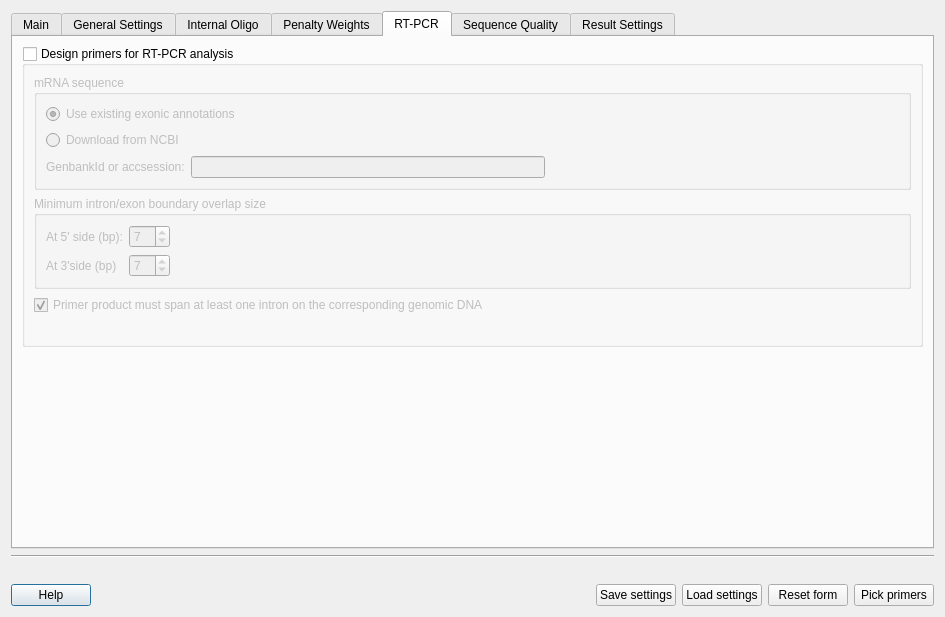
Above: src/plugins_3rdparty/primer3/src/ui/Primer3Dialog.ui from violethaze74/ugene before the change. Below: the same form after it.
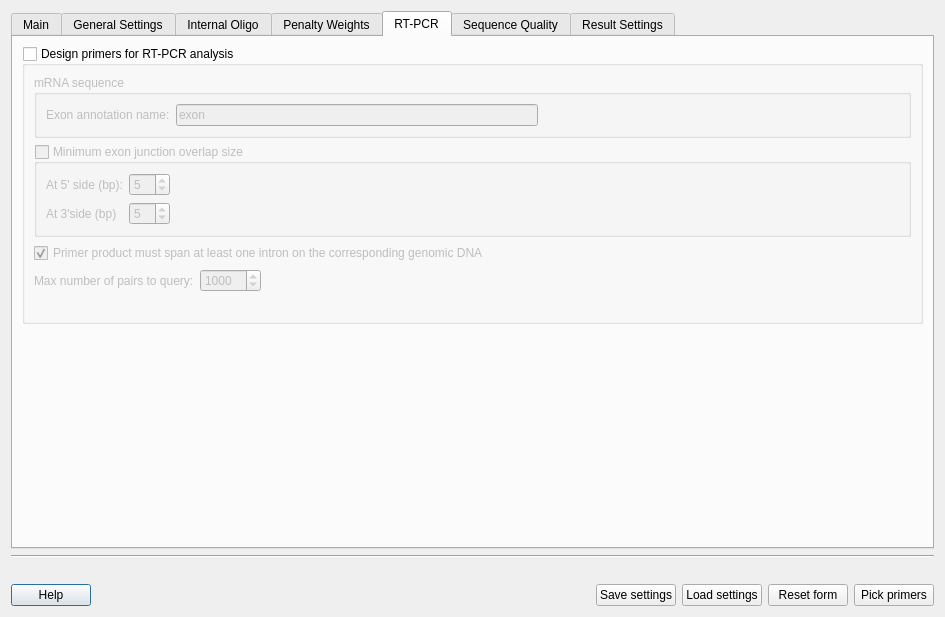
That is the form after the change. The open tabs and pages were chosen to show the change.

Commit message: UGENE-955: finished implementation; redesigned the GUI

Patch:
```diff
--- a/src/plugins_3rdparty/primer3/src/ui/Primer3Dialog.ui
+++ b/src/plugins_3rdparty/primer3/src/ui/Primer3Dialog.ui
@@ -3565,51 +3565,22 @@
              <string>mRNA sequence</string>
             </property>
             <layout class="QVBoxLayout" name="verticalLayout_10">
-             <item>
-              <widget class="QRadioButton" name="useExitingExonFeaturesButton">
-               <property name="toolTip">
-                <string>&lt;html&gt;&lt;head/&gt;&lt;body&gt;&lt;p&gt;Use this option if the given sequence mRNA already includes annotations of exonic regions. These annotations must have name &lt;span style=&quot; font-weight:600; font-style:italic;&quot;&gt;exon&lt;/span&gt;. &lt;/p&gt;&lt;/body&gt;&lt;/html&gt;</string>
-               </property>
-               <property name="text">
-                <string>Use existing exonic annotations</string>
-               </property>
-               <property name="checked">
-                <bool>true</bool>
-               </property>
-              </widget>
-             </item>
-             <item>
-              <widget class="QRadioButton" name="downloadFeaturesButton">
-               <property name="toolTip">
-                <string>&lt;html&gt;&lt;head/&gt;&lt;body&gt;&lt;p&gt;This option should be used if the given sequence is genomic. To find exon regions a corresponding mRNA sequence should be provided. &lt;/p&gt;&lt;/body&gt;&lt;/html&gt;</string>
-               </property>
-               <property name="text">
-                <string>Download from NCBI </string>
-               </property>
-              </widget>
-             </item>
              <item>
               <layout class="QHBoxLayout" name="horizontalLayout_5">
                <item>
-                <widget class="QLabel" name="rnaSeqIdLabel">
-                 <property name="enabled">
-                  <bool>false</bool>
-                 </property>
+                <widget class="QLabel" name="label_9">
                  <property name="text">
-                  <string>GenbankId or accsession:</string>
+                  <string>Exon annotation name:</string>
                  </property>
                 </widget>
                </item>
                <item>
-                <widget class="QLineEdit" name="rnaSeqIdEdit">
-                 <property name="enabled">
-                  <bool>false</bool>
-                 </property>
+                <widget class="QLineEdit" name="exonNameEdit">
                  <property name="toolTip">
                   <string>Please provide here an NCBI identifier of mRNA refsequence, for example NM_000926.4</string>
                  </property>
-                 <property name="whatsThis">
-                  <string/>
+                 <property name="text">
+                  <string>exon</string>
                  </property>
                 </widget>
                </item>
@@ -3634,7 +3605,13 @@
           <item>
            <widget class="QGroupBox" name="groupBox_2">
             <property name="title">
-             <string>Minimum intron/exon boundary overlap size</string>
+             <string>Minimum exon junction overlap size</string>
+            </property>
+            <property name="checkable">
+             <bool>true</bool>
+            </property>
+            <property name="checked">
+             <bool>false</bool>
             </property>
             <layout class="QGridLayout" name="gridLayout_16">
              <item row="0" column="0">
@@ -3650,7 +3627,7 @@
                 <number>1</number>
                </property>
                <property name="value">
-                <number>7</number>
+                <number>5</number>
                </property>
               </widget>
              </item>
@@ -3680,7 +3657,7 @@
                 <number>1</number>
                </property>
                <property name="value">
-                <number>7</number>
+                <number>5</number>
                </property>
               </widget>
              </item>
@@ -3697,6 +3674,46 @@
             </property>
            </widget>
           </item>
+          <item>
+           <layout class="QHBoxLayout" name="horizontalLayout_7">
+            <item>
+             <widget class="QLabel" name="label_10">
+              <property name="text">
+               <string>Max number of pairs to query:</string>
+              </property>
+             </widget>
+            </item>
+            <item>
+             <widget class="QSpinBox" name="maxPairsBox">
+              <property name="toolTip">
+               <string>&lt;html&gt;&lt;head/&gt;&lt;body&gt;&lt;p&gt;&lt;span style=&quot; font-size:8pt;&quot;&gt;This number of found primer pairs wil bel queried to check if they fullfill the requirements for RTPCR&lt;/span&gt;&lt;/p&gt;&lt;/body&gt;&lt;/html&gt;</string>
+              </property>
+              <property name="minimum">
+               <number>100</number>
+              </property>
+              <property name="maximum">
+               <number>10000</number>
+              </property>
+              <property name="value">
+               <number>1000</number>
+              </property>
+             </widget>
+            </item>
+            <item>
+             <spacer name="horizontalSpacer_17">
+              <property name="orientation">
+               <enum>Qt::Horizontal</enum>
+              </property>
+              <property name="sizeHint" stdset="0">
+               <size>
+                <width>40</width>
+                <height>20</height>
+               </size>
+              </property>
+             </spacer>
+            </item>
+           </layout>
+          </item>
           <item>
            <widget class="QLabel" name="warningLabel">
             <property name="text">
```
Left out of the diff: 36 changed lines with no effect on the pictures. The commit also changes 6 other files.
